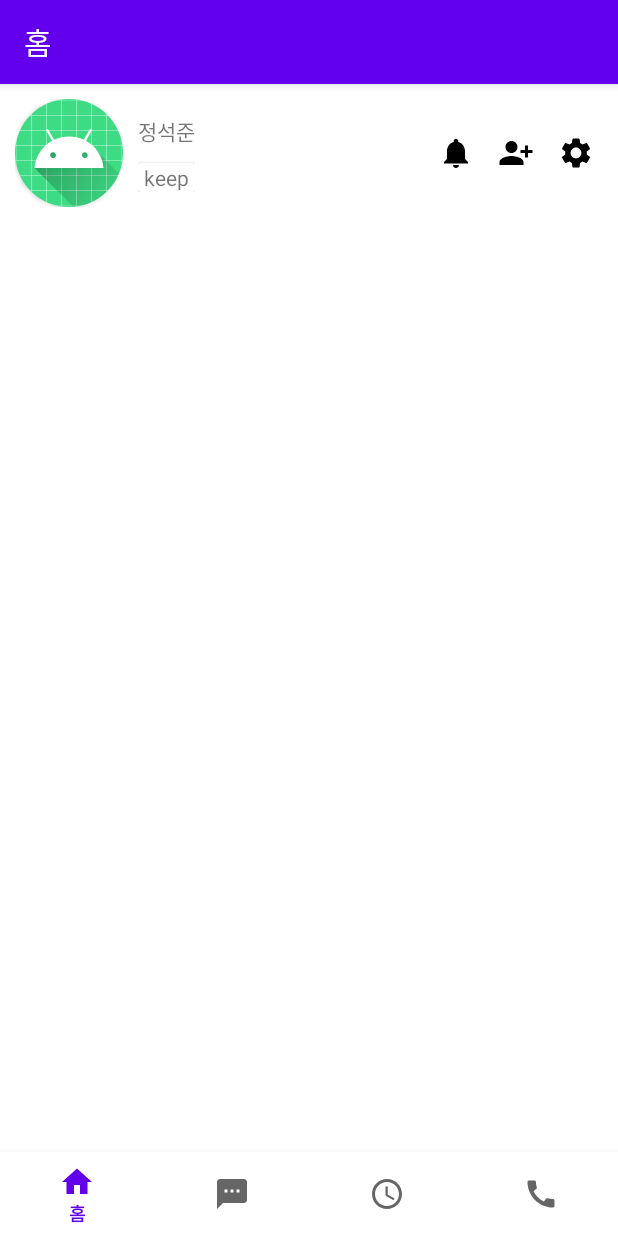
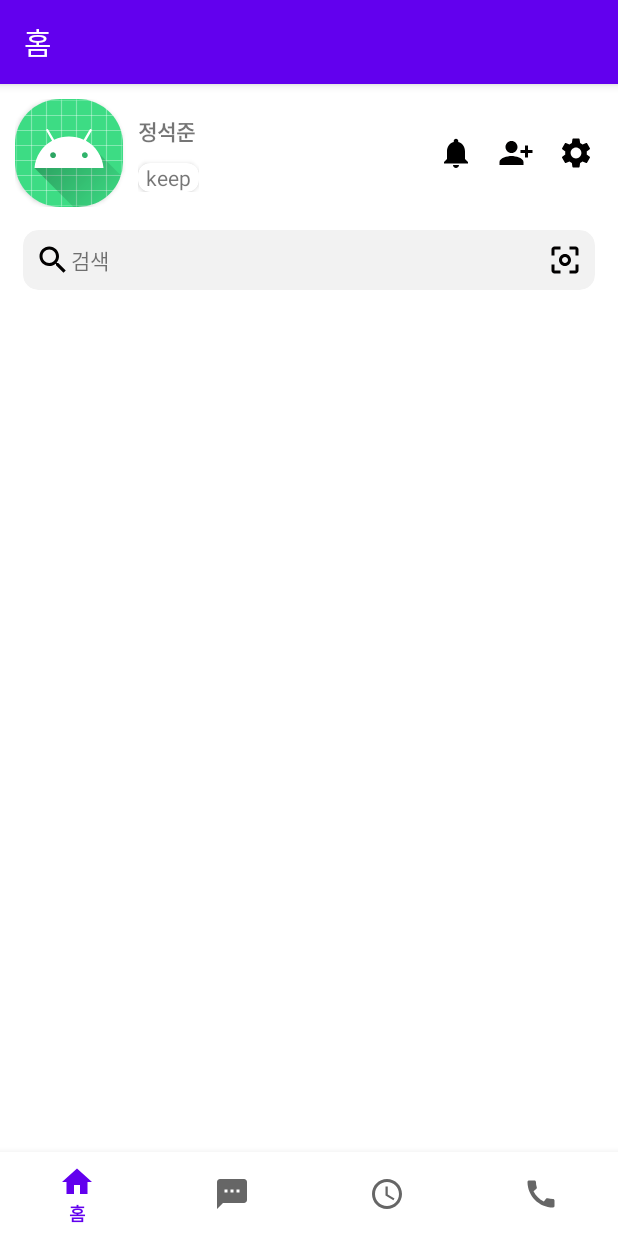
Before and after one commit to eshc123/LineCloneCoding, an Android app: the screen it shows after launch (MainActivity), on a phone screen of 412 x 824 dp. Run offline under Robolectric (Android 15) with nearby library versions, the phone set to English and light mode, and no system bars; our stand-ins replace navigation-ui.

Commit message:
add searchbar in home

```diff
--- /dev/null
+++ b/app/src/main/res/drawable/ic_baseline_center_focus_weak_24.xml
@@ -0,0 +1,5 @@
+<vector android:height="24dp" android:tint="#010000"
+    android:viewportHeight="24" android:viewportWidth="24"
+    android:width="24dp" xmlns:android="http://schemas.android.com/apk/res/android">
+    <path android:fillColor="@android:color/white" android:pathData="M5,15L3,15v4c0,1.1 0.9,2 2,2h4v-2L5,19v-4zM5,5h4L9,3L5,3c-1.1,0 -2,0.9 -2,2v4h2L5,5zM19,3h-4v2h4v4h2L21,5c0,-1.1 -0.9,-2 -2,-2zM19,19h-4v2h4c1.1,0 2,-0.9 2,-2v-4h-2v4zM12,8c-2.21,0 -4,1.79 -4,4s1.79,4 4,4 4,-1.79 4,-4 -1.79,-4 -4,-4zM12,14c-1.1,0 -2,-0.9 -2,-2s0.9,-2 2,-2 2,0.9 2,2 -0.9,2 -2,2z"/>
+</vector>
--- /dev/null
+++ b/app/src/main/res/drawable/ic_baseline_search_24.xml
@@ -0,0 +1,5 @@
+<vector android:height="24dp" android:tint="#010000"
+    android:viewportHeight="24" android:viewportWidth="24"
+    android:width="24dp" xmlns:android="http://schemas.android.com/apk/res/android">
+    <path android:fillColor="@android:color/white" android:pathData="M15.5,14h-0.79l-0.28,-0.27C15.41,12.59 16,11.11 16,9.5 16,5.91 13.09,3 9.5,3S3,5.91 3,9.5 5.91,16 9.5,16c1.61,0 3.09,-0.59 4.23,-1.57l0.27,0.28v0.79l5,4.99L20.49,19l-4.99,-5zM9.5,14C7.01,14 5,11.99 5,9.5S7.01,5 9.5,5 14,7.01 14,9.5 11.99,14 9.5,14z"/>
+</vector>
--- a/app/src/main/res/layout/fragment_home.xml
+++ b/app/src/main/res/layout/fragment_home.xml
@@ -7,6 +7,7 @@
     tools:context=".ui.home.HomeFragment">
 
     <androidx.constraintlayout.widget.ConstraintLayout
+        android:id="@+id/profileLayout"
         android:layout_width="match_parent"
         android:layout_height="wrap_content"
         android:orientation="horizontal"
@@ -20,7 +21,7 @@
             android:layout_width="wrap_content"
             android:layout_height="0dp"
             android:layout_weight="1"
-            app:cardCornerRadius="36dp"
+            app:cardCornerRadius="30dp"
             app:layout_constraintTop_toTopOf="parent"
             app:layout_constraintStart_toStartOf="parent">
 
@@ -46,20 +47,25 @@
                 android:layout_height="0dp"
                 android:layout_weight="1"
                 android:text="정석준"
+                android:textStyle="bold"
                 android:layout_marginBottom="5dp"/>
 
             <androidx.cardview.widget.CardView
-                android:layout_width="match_parent"
+                android:layout_width="wrap_content"
                 android:layout_height="0dp"
                 android:layout_weight="1"
                 android:layout_gravity="center_horizontal"
-                android:layout_marginTop="5dp">
+                android:layout_marginTop="5dp"
+                android:backgroundTint="@color/cardview_light_background"
+                app:cardCornerRadius="8dp"
+                app:cardElevation="2dp">
 
                 <TextView
-                    android:layout_width="match_parent"
+                    android:layout_width="wrap_content"
                     android:layout_height="wrap_content"
-                   android:gravity="center"
-                    android:text="keep" />
+                    android:gravity="center"
+                    android:text="keep"
+                    android:layout_marginHorizontal="5dp"/>
 
             </androidx.cardview.widget.CardView>
 
@@ -98,4 +104,62 @@
             app:layout_constraintEnd_toEndOf="parent"
             app:layout_constraintTop_toTopOf="parent" />
     </androidx.constraintlayout.widget.ConstraintLayout>
+
+    <ScrollView
+        android:layout_width="match_parent"
+        android:layout_height="0dp"
+        app:layout_constraintBottom_toBottomOf="parent"
+        app:layout_constraintEnd_toEndOf="parent"
+        app:layout_constraintStart_toStartOf="parent"
+        app:layout_constraintTop_toBottomOf="@+id/profileLayout" >
+
+        <androidx.cardview.widget.CardView
+            android:layout_width="match_parent"
+            android:layout_height="wrap_content"
+            android:backgroundTint="#0D000000"
+            android:layout_marginHorizontal="15dp"
+            android:layout_marginTop="15dp"
+            app:cardCornerRadius="10dp"
+            app:cardElevation="0dp">
+
+            <androidx.constraintlayout.widget.ConstraintLayout
+                android:layout_width="match_parent"
+                android:layout_height="match_parent"
+                android:orientation="horizontal"
+                android:layout_marginVertical="8dp">
+
+                <ImageView
+                    android:id="@+id/searchImage"
+                    android:layout_width="wrap_content"
+                    android:layout_height="wrap_content"
+                    android:layout_marginStart="8dp"
+                    android:src="@drawable/ic_baseline_search_24"
+                    app:layout_constraintBottom_toBottomOf="parent"
+                    app:layout_constraintStart_toStartOf="parent"
+                    app:layout_constraintTop_toTopOf="parent" />
+
+                <TextView
+                    android:id="@+id/search_src_text"
+                    android:layout_width="wrap_content"
+                    android:layout_height="wrap_content"
+                    android:text="검색"
+                    app:layout_constraintBottom_toBottomOf="parent"
+                    app:layout_constraintStart_toEndOf="@+id/searchImage"
+                    app:layout_constraintTop_toTopOf="parent" />
+
+                <ImageView
+                    android:layout_width="wrap_content"
+                    android:layout_height="wrap_content"
+                    android:src="@drawable/ic_baseline_center_focus_weak_24"
+                    android:layout_marginEnd="8dp"
+                    app:layout_constraintBottom_toBottomOf="parent"
+                    app:layout_constraintEnd_toEndOf="parent"
+                    app:layout_constraintTop_toTopOf="parent"
+                    />
+
+            </androidx.constraintlayout.widget.ConstraintLayout>
+
+        </androidx.cardview.widget.CardView>
+
+    </ScrollView>
 </androidx.constraintlayout.widget.ConstraintLayout>
```
